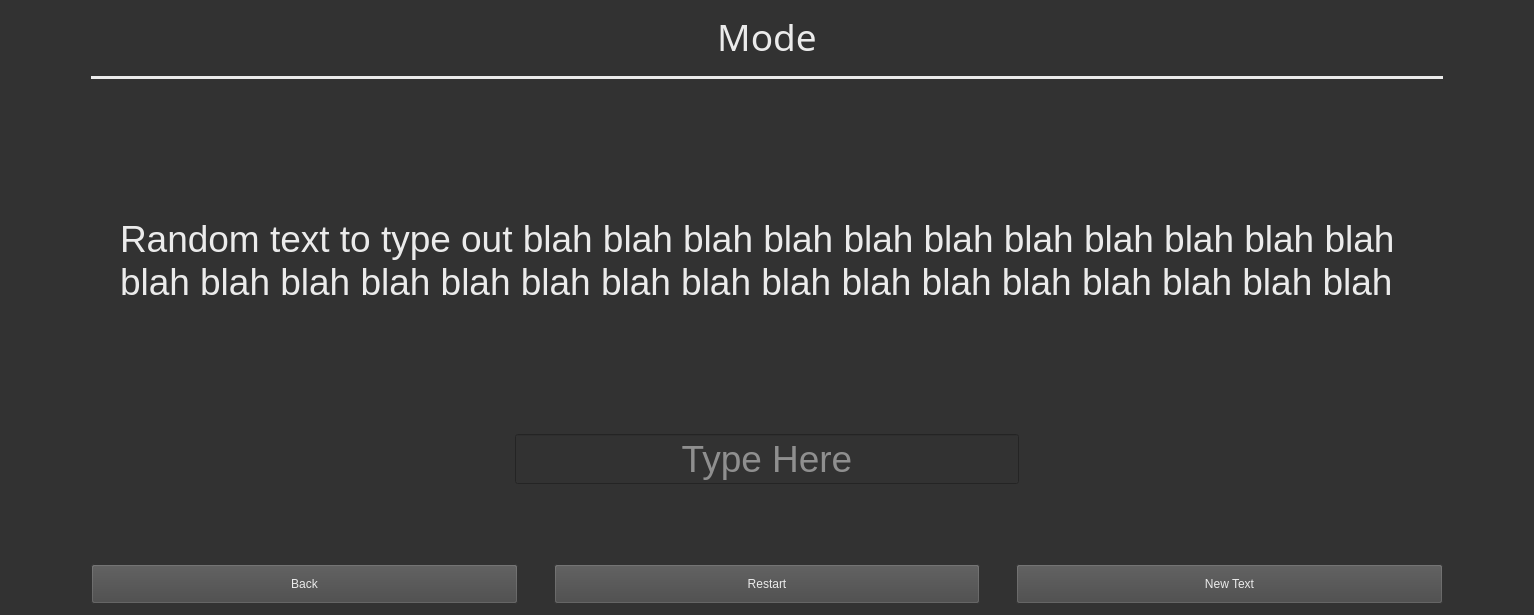
Old version of the form speed-typer/source_ui/typingWindow.ui in the repository Rolv-Apneseth/ps-typer.
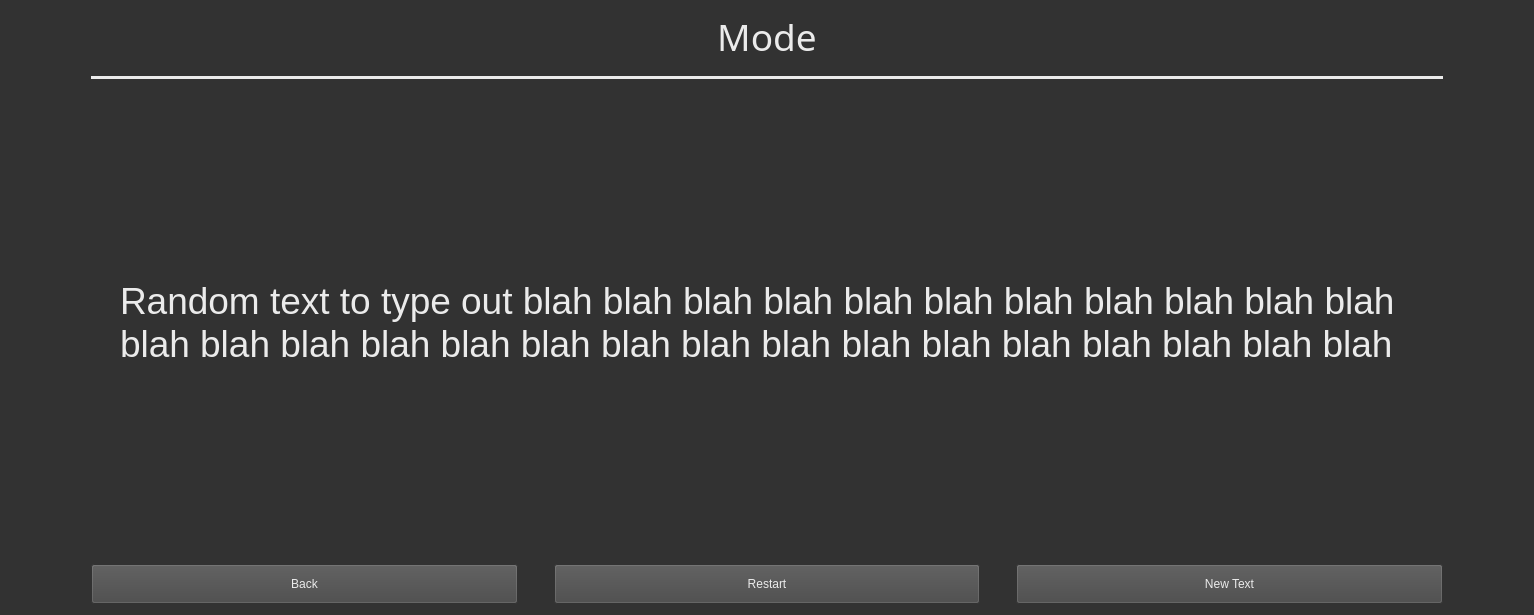
New version of the form.

Commit message: Redesigned input label so that it is not visible, and gave the buttons no focus so as to not mess with the input text

Patch:
```diff
--- a/speed-typer/source_ui/typingWindow.ui
+++ b/speed-typer/source_ui/typingWindow.ui
@@ -167,77 +167,23 @@
     </widget>
    </item>
    <item>
-    <spacer name="verticalSpacer_3">
-     <property name="orientation">
-      <enum>Qt::Vertical</enum>
+    <widget class="QLineEdit" name="lineInput">
+     <property name="minimumSize">
+      <size>
+       <width>0</width>
+       <height>0</height>
+      </size>
      </property>
-     <property name="sizeHint" stdset="0">
+     <property name="maximumSize">
       <size>
-       <width>20</width>
-       <height>20</height>
+       <width>0</width>
+       <height>0</height>
       </size>
      </property>
-    </spacer>
-   </item>
-   <item>
-    <layout class="QHBoxLayout" name="horizontalLayout_2">
-     <property name="topMargin">
-      <number>0</number>
+     <property name="maxLength">
+      <number>50000</number>
      </property>
-     <item>
-      <spacer name="horizontalSpacer_7">
-       <property name="orientation">
-        <enum>Qt::Horizontal</enum>
-       </property>
-       <property name="sizeHint" stdset="0">
-        <size>
-         <width>40</width>
-         <height>20</height>
-        </size>
-       </property>
-      </spacer>
-     </item>
-     <item>
-      <widget class="QLineEdit" name="lineInput">
-       <property name="sizePolicy">
-        <sizepolicy hsizetype="Expanding" vsizetype="Fixed">
-         <horstretch>0</horstretch>
-         <verstretch>0</verstretch>
-        </sizepolicy>
-       </property>
-       <property name="minimumSize">
-        <size>
-         <width>0</width>
-         <height>50</height>
-        </size>
-       </property>
-       <property name="font">
-        <font>
-         <pointsize>28</pointsize>
-        </font>
-       </property>
-       <property name="alignment">
-        <set>Qt::AlignCenter</set>
-       </property>
-       <property name="placeholderText">
-        <string>Type Here</string>
-       </property>
-      </widget>
-     </item>
-     <item>
-      <spacer name="horizontalSpacer_8">
-       <property name="orientation">
-        <enum>Qt::Horizontal</enum>
-       </property>
-       <property name="sizeHint" stdset="0">
-        <size>
-         <width>40</width>
-         <height>20</height>
-        </size>
-       </property>
-      </spacer>
-     </item>
-    </layout>
+    </widget>
    </item>
    <item>
     <spacer name="verticalSpacer_2">
```
Left out of the diff: 9 changed lines with no effect on the pictures. The commit also changes 1 other file.
